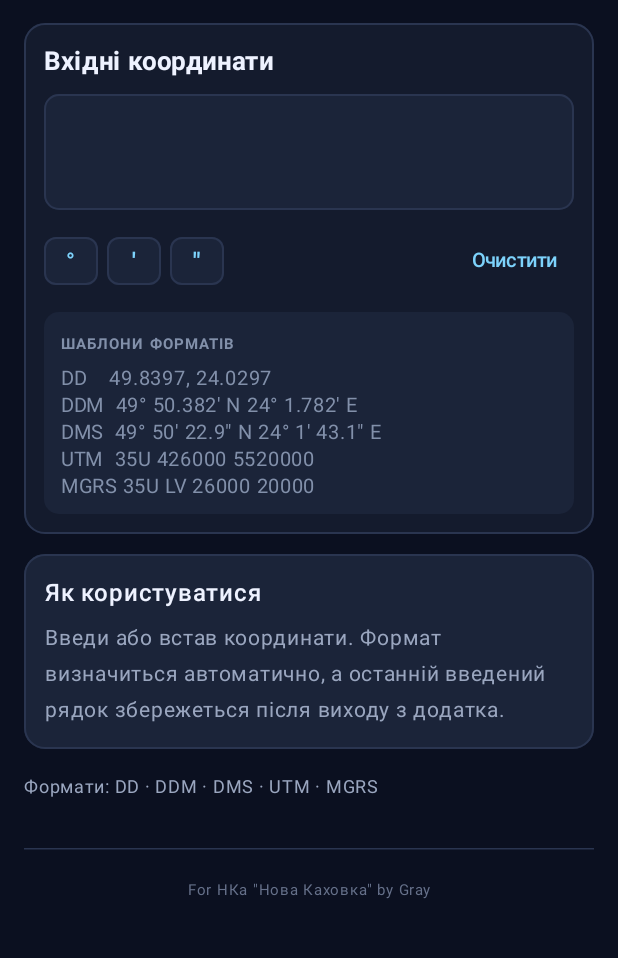
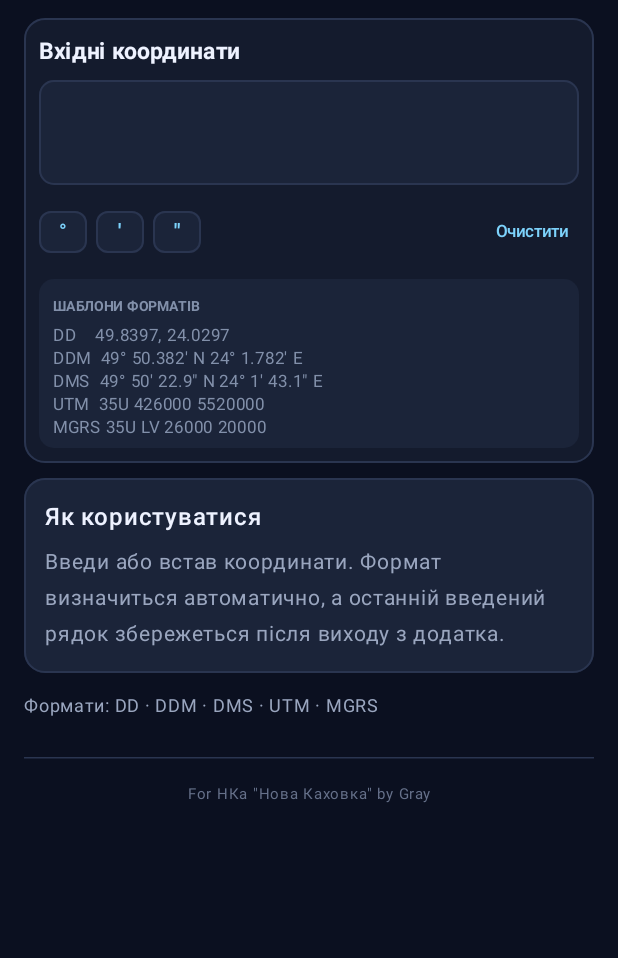
Before and after one commit to KostenkoGray/Coord-transfer, an Android app built with Jetpack Compose: the screen it shows after launch (MainActivity), after a tap on an icon or button, on a phone screen of 412 x 824 dp, the part 135-1093 px from its top. Run offline under Robolectric (Android 15) with nearby library versions, the phone set to English and light mode, and no system bars; 12 statements that could not run were skipped.

Commit message:
Compact coordinate cards and fix history commits

```diff
--- a/app/src/main/java/com/gray/coordtransfer/MainActivity.kt
+++ b/app/src/main/java/com/gray/coordtransfer/MainActivity.kt
@@ -52,10 +52,14 @@ import androidx.compose.ui.Modifier
 import androidx.compose.ui.graphics.Color
 import androidx.compose.ui.platform.LocalClipboardManager
 import androidx.compose.ui.platform.LocalContext
+import androidx.compose.ui.platform.LocalFocusManager
 import androidx.compose.ui.text.AnnotatedString
 import androidx.compose.ui.text.TextRange
 import androidx.compose.ui.text.TextStyle
 import androidx.compose.ui.text.font.FontWeight
+import androidx.compose.ui.text.input.ImeAction
+import androidx.compose.ui.text.input.KeyboardActions
+import androidx.compose.ui.text.input.KeyboardOptions
 import androidx.compose.ui.text.input.TextFieldValue
 import androidx.compose.ui.unit.dp
 import androidx.compose.ui.unit.sp
@@ -146,8 +150,8 @@ private fun CoordinateConverterScreen() {
         }
     }
 
-    var lastObservedInput by remember { mutableStateOf(input.text) }
     var historyExpanded by rememberSaveable { mutableStateOf(false) }
+    val focusManager = LocalFocusManager.current
     val clipboard = LocalClipboardManager.current
     val snackbarHostState = remember { SnackbarHostState() }
     val scope = rememberCoroutineScope()
@@ -158,18 +162,17 @@ private fun CoordinateConverterScreen() {
         else runCatching { CoordinateConverter.convert(inputText) }
     }
 
-    // Save the current field after every edit. Only successfully parsed new values enter history.
+    // The last draft is persisted continuously; history is committed only on Done / Add.
     LaunchedEffect(inputText) {
         preferences.edit().putString(KEY_LAST_INPUT, inputText).apply()
+    }
 
-        if (inputText != lastObservedInput) {
-            lastObservedInput = inputText
-            val isRecognized = inputText.isNotBlank() &&
-                runCatching { CoordinateConverter.parse(inputText) }.isSuccess
+    fun saveCurrentToHistory() {
+        val value = input.text.trim()
+        if (value.isBlank() || runCatching { CoordinateConverter.parse(value) }.isFailure) return
 
-            if (isRecognized) {
-                history.remove(inputText)
-                history.add(0, inputText)
+        history.remove(value)
+        history.add(0, value)
         while (history.size > HISTORY_LIMIT) {
             history.removeAt(history.lastIndex)
         }
@@ -179,8 +182,6 @@ private fun CoordinateConverterScreen() {
         preferences.edit()
             .putString(KEY_COORDINATE_HISTORY, jsonHistory.toString())
             .apply()
-            }
-        }
     }
 
     fun insertSymbol(symbol: String) {
@@ -211,7 +212,7 @@ private fun CoordinateConverterScreen() {
                 .padding(contentPadding)
                 .verticalScroll(rememberScrollState())
                 .padding(horizontal = 16.dp, vertical = 16.dp),
-            verticalArrangement = Arrangement.spacedBy(13.dp)
+            verticalArrangement = Arrangement.spacedBy(10.dp)
         ) {
             Column(
                 modifier = Modifier
@@ -243,13 +244,13 @@ private fun CoordinateConverterScreen() {
                 elevation = CardDefaults.cardElevation(defaultElevation = 0.dp)
             ) {
                 Column(
-                    modifier = Modifier.padding(13.dp),
-                    verticalArrangement = Arrangement.spacedBy(10.dp)
+                    modifier = Modifier.padding(10.dp),
+                    verticalArrangement = Arrangement.spacedBy(7.dp)
                 ) {
                     Text(
                         text = "Вхідні координати",
                         color = TextColor,
-                        fontSize = 17.sp,
+                        fontSize = 15.sp,
                         fontWeight = FontWeight.Bold
                     )
                     OutlinedTextField(
@@ -258,10 +259,17 @@ private fun CoordinateConverterScreen() {
                         modifier = Modifier.fillMaxWidth(),
                         minLines = 2,
                         maxLines = 2,
+                        keyboardOptions = KeyboardOptions(imeAction = ImeAction.Done),
+                        keyboardActions = KeyboardActions(
+                            onDone = {
+                                saveCurrentToHistory()
+                                focusManager.clearFocus()
+                            }
+                        ),
                         shape = RoundedCornerShape(10.dp),
                         textStyle = TextStyle(
-                            fontSize = 18.sp,
-                            lineHeight = 24.sp,
+                            fontSize = 16.sp,
+                            lineHeight = 19.sp,
                             color = TextColor
                         ),
                         colors = OutlinedTextFieldDefaults.colors(
@@ -272,8 +280,7 @@ private fun CoordinateConverterScreen() {
                             cursorColor = AccentColor,
                             focusedContainerColor = InputColor,
                             unfocusedContainerColor = InputColor
-                        ),
-
+                        )
                     )
 
                     Row(
@@ -285,8 +292,8 @@ private fun CoordinateConverterScreen() {
                             Button(
                                 onClick = { insertSymbol(symbol) },
                                 modifier = Modifier
-                                    .height(32.dp)
-                                    .width(36.dp),
+                                    .height(28.dp)
+                                    .width(32.dp),
                                 shape = RoundedCornerShape(8.dp),
                                 contentPadding = PaddingValues(0.dp),
                                 colors = ButtonDefaults.buttonColors(
@@ -297,17 +304,25 @@ private fun CoordinateConverterScreen() {
                             ) {
                                 Text(
                                     text = symbol,
-                                    fontSize = 15.sp,
+                                    fontSize = 13.sp,
                                     fontWeight = FontWeight.Bold
                                 )
                             }
                         }
                         Spacer(modifier = Modifier.weight(1f))
+                        if (conversionResult?.isSuccess == true) {
+                            TextButton(
+                                onClick = { saveCurrentToHistory() },
+                                contentPadding = PaddingValues(horizontal = 6.dp, vertical = 2.dp)
+                            ) {
+                                Text("Додати", color = AccentColor, fontSize = 11.sp)
+                            }
+                        }
                         TextButton(
                             onClick = { input = TextFieldValue("") },
-                            contentPadding = PaddingValues(horizontal = 10.dp, vertical = 4.dp)
+                            contentPadding = PaddingValues(horizontal = 6.dp, vertical = 2.dp)
                         ) {
-                            Text("Очистити", color = AccentColor, fontSize = 13.sp)
+                            Text("Очистити", color = AccentColor, fontSize = 11.sp)
                         }
                     }
 
@@ -318,15 +333,15 @@ private fun CoordinateConverterScreen() {
                         shape = RoundedCornerShape(10.dp)
                     ) {
                         Column(
-                            modifier = Modifier.padding(horizontal = 11.dp, vertical = 9.dp),
-                            verticalArrangement = Arrangement.spacedBy(2.dp)
+                            modifier = Modifier.padding(horizontal = 9.dp, vertical = 6.dp),
+                            verticalArrangement = Arrangement.spacedBy(0.dp)
                         ) {
                             Text(
                                 text = "ШАБЛОНИ ФОРМАТІВ",
                                 color = Color(0xFF8290AA),
-                                fontSize = 10.sp,
+                                fontSize = 9.sp,
                                 fontWeight = FontWeight.Bold,
-                                letterSpacing = 0.7.sp
+                                letterSpacing = 0.5.sp
                             )
                             Text(
                                 text = "DD    49.8397, 24.0297\n" +
@@ -335,8 +350,8 @@ private fun CoordinateConverterScreen() {
                                     "UTM  35U 426000 5520000\n" +
                                     "MGRS 35U LV 26000 20000",
                                 color = Color(0xFF8290AA),
-                                fontSize = 13.sp,
-                                lineHeight = 18.sp
+                                fontSize = 11.sp,
+                                lineHeight = 15.sp
                             )
                         }
                     }
@@ -346,7 +361,7 @@ private fun CoordinateConverterScreen() {
             }
 
             if (history.isNotEmpty()) {
-                Column(verticalArrangement = Arrangement.spacedBy(6.dp)) {
+                Column(verticalArrangement = Arrangement.spacedBy(3.dp)) {
                     Surface(
                         modifier = Modifier
                             .fillMaxWidth()
@@ -356,21 +371,21 @@ private fun CoordinateConverterScreen() {
                         border = BorderStroke(1.dp, BorderColor)
                     ) {
                         Row(
-                            modifier = Modifier.padding(horizontal = 13.dp, vertical = 11.dp),
+                            modifier = Modifier.padding(horizontal = 10.dp, vertical = 7.dp),
                             verticalAlignment = Alignment.CenterVertically
                         ) {
                             Text(
                                 text = "ІСТОРІЯ КООРДИНАТ (${history.size})",
                                 color = AccentColor,
-                                fontSize = 12.sp,
+                                fontSize = 10.sp,
                                 fontWeight = FontWeight.Bold,
-                                letterSpacing = 0.6.sp
+                                letterSpacing = 0.5.sp
                             )
                             Spacer(modifier = Modifier.weight(1f))
                             Text(
                                 text = if (historyExpanded) "▲" else "▼",
                                 color = AccentColor,
-                                fontSize = 13.sp,
+                                fontSize = 11.sp,
                                 fontWeight = FontWeight.Bold
                             )
                         }
@@ -385,8 +400,8 @@ private fun CoordinateConverterScreen() {
                             elevation = CardDefaults.cardElevation(defaultElevation = 0.dp)
                         ) {
                             Column(
-                                modifier = Modifier.padding(horizontal = 13.dp, vertical = 10.dp),
-                                verticalArrangement = Arrangement.spacedBy(6.dp)
+                                modifier = Modifier.padding(horizontal = 10.dp, vertical = 5.dp),
+                                verticalArrangement = Arrangement.spacedBy(2.dp)
                             ) {
                                 history.forEachIndexed { index, value ->
                                     val formatName = remember(value) {
@@ -398,27 +413,27 @@ private fun CoordinateConverterScreen() {
                                         modifier = Modifier
                                             .fillMaxWidth()
                                             .clickable { selectHistoryItem(value) }
-                                            .padding(vertical = 7.dp),
-                                        horizontalArrangement = Arrangement.spacedBy(10.dp),
+                                            .padding(vertical = 3.dp),
+                                        horizontalArrangement = Arrangement.spacedBy(7.dp),
                                         verticalAlignment = Alignment.CenterVertically
                                     ) {
                                         Text(
                                             text = (index + 1).toString(),
                                             color = AccentColor,
-                                            fontSize = 13.sp,
+                                            fontSize = 11.sp,
                                             fontWeight = FontWeight.Bold
                                         )
                                         Column(modifier = Modifier.weight(1f)) {
                                             Text(
                                                 text = value,
                                                 color = TextColor,
-                                                fontSize = 14.sp,
-                                                maxLines = 2
+                                                fontSize = 12.sp,
+                                                maxLines = 1
                                             )
                                             Text(
                                                 text = formatName,
                                                 color = MutedColor,
-                                                fontSize = 11.sp
+                                                fontSize = 10.sp
                                             )
                                         }
                                     }
@@ -471,20 +486,20 @@ private fun CoordinateConverterScreen() {
                         elevation = CardDefaults.cardElevation(defaultElevation = 0.dp)
                     ) {
                         Column(
-                            modifier = Modifier.padding(14.dp),
-                            verticalArrangement = Arrangement.spacedBy(5.dp)
+                            modifier = Modifier.padding(horizontal = 10.dp, vertical = 8.dp),
+                            verticalArrangement = Arrangement.spacedBy(2.dp)
                         ) {
                             Text(
                                 text = "ВИЯВЛЕНО ФОРМАТ",
                                 color = AccentColor,
-                                fontSize = 11.sp,
+                                fontSize = 9.sp,
                                 fontWeight = FontWeight.Bold,
-                                letterSpacing = 1.2.sp
+                                letterSpacing = 0.8.sp
                             )
                             Text(
                                 text = conversion.detectedFormat.displayName,
                                 color = TextColor,
-                                fontSize = 18.sp,
+                                fontSize = 15.sp,
                                 fontWeight = FontWeight.SemiBold
                             )
                             Text(
@@ -498,7 +513,7 @@ private fun CoordinateConverterScreen() {
                                     conversion.point.longitude
                                 ),
                                 color = MutedColor,
-                                fontSize = 13.sp
+                                fontSize = 11.sp
                             )
                         }
                     }
@@ -511,13 +526,13 @@ private fun CoordinateConverterScreen() {
                         Text(
                             text = "Результати перерахунку",
                             color = TextColor,
-                            fontSize = 19.sp,
+                            fontSize = 16.sp,
                             fontWeight = FontWeight.Bold
                         )
                         Text(
                             text = conversion.outputs.size.toString() + " форматів",
                             color = MutedColor,
-                            fontSize = 12.sp
+                            fontSize = 10.sp
                         )
                     }
 
@@ -574,28 +589,31 @@ private fun OutputCard(
         Row(
             modifier = Modifier
                 .fillMaxWidth()
-                .padding(start = 14.dp, top = 12.dp, bottom = 12.dp, end = 6.dp),
-            horizontalArrangement = Arrangement.spacedBy(8.dp),
+                .padding(start = 11.dp, top = 7.dp, bottom = 7.dp, end = 4.dp),
+            horizontalArrangement = Arrangement.spacedBy(6.dp),
             verticalAlignment = Alignment.CenterVertically
         ) {
             Column(
                 modifier = Modifier.weight(1f),
-                verticalArrangement = Arrangement.spacedBy(5.dp)
+                verticalArrangement = Arrangement.spacedBy(2.dp)
             ) {
                 Text(
                     text = output.title,
                     color = MutedColor,
-                    fontSize = 12.sp,
+                    fontSize = 10.sp,
                     fontWeight = FontWeight.Medium
                 )
                 Text(
                     text = output.value,
                     color = TextColor,
-                    fontSize = 15.sp,
+                    fontSize = 13.sp,
                     fontWeight = FontWeight.SemiBold
                 )
             }
-            IconButton(onClick = onCopy) {
+            IconButton(
+                onClick = onCopy,
+                modifier = Modifier.height(36.dp).width(36.dp)
+            ) {
                 Icon(
                     imageVector = Icons.Default.ContentCopy,
                     contentDescription = "Копіювати: " + output.title,
```
Lines whose indentation alone changed are shown as unchanged.
